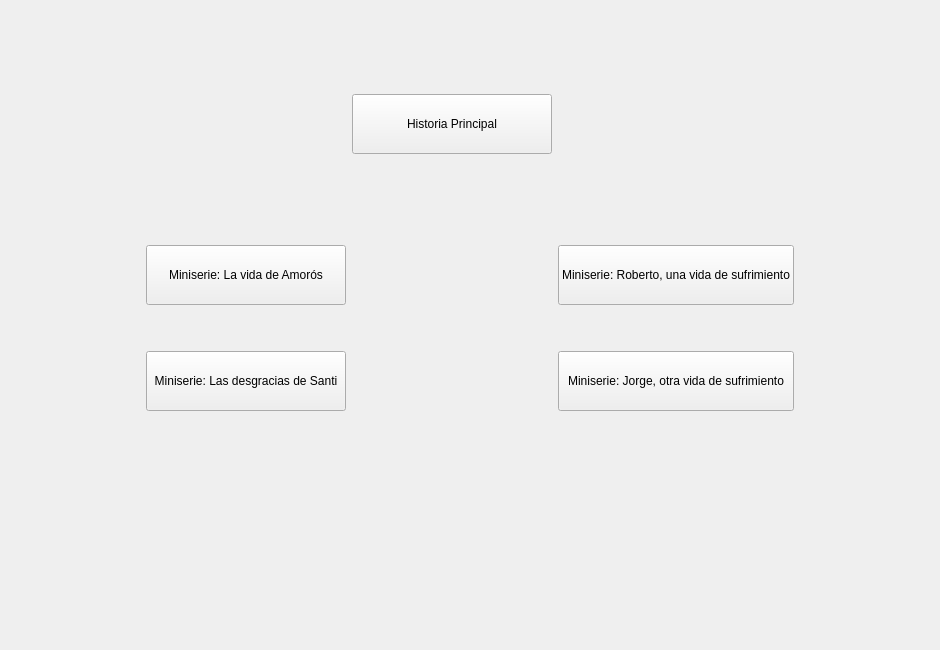
LORJIM/STI_The_Complete_Saga, file sti2.ui: the form before one commit.
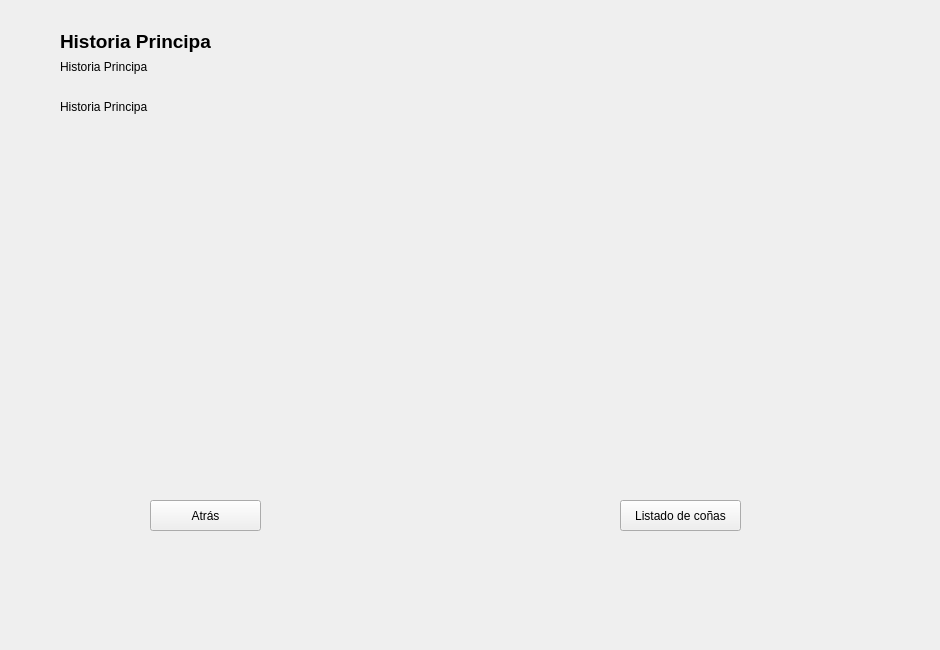
The form after the commit. The open tabs and pages were chosen to show the change.

Patch:
```diff
--- a/sti2.ui
+++ b/sti2.ui
@@ -271,6 +271,202 @@
     </item>
    </layout>
   </widget>
+  <widget class="QWidget" name="page_2">
+   <property name="minimumSize">
+    <size>
+     <width>640</width>
+     <height>480</height>
+    </size>
+   </property>
+   <widget class="QPushButton" name="pushButton_3">
+    <property name="geometry">
+     <rect>
+      <x>150</x>
+      <y>500</y>
+      <width>111</width>
+      <height>31</height>
+     </rect>
+    </property>
+    <property name="text">
+     <string>Atrás</string>
+    </property>
+   </widget>
+   <widget class="QLabel" name="label_3">
+    <property name="geometry">
+     <rect>
+      <x>60</x>
+      <y>100</y>
+      <width>461</width>
+      <height>271</height>
+     </rect>
+    </property>
+    <property name="text">
+     <string>Historia Principa</string>
+    </property>
+    <property name="alignment">
+     <set>Qt::AlignLeading|Qt::AlignLeft|Qt::AlignTop</set>
+    </property>
+    <property name="wordWrap">
+     <bool>true</bool>
+    </property>
+   </widget>
+   <widget class="QLabel" name="label">
+    <property name="geometry">
+     <rect>
+      <x>60</x>
+      <y>30</y>
+      <width>241</width>
+      <height>41</height>
+     </rect>
+    </property>
+    <property name="font">
+     <font>
+      <pointsize>14</pointsize>
+      <weight>75</weight>
+      <bold>true</bold>
+     </font>
+    </property>
+    <property name="text">
+     <string>Historia Principa</string>
+    </property>
+    <property name="alignment">
+     <set>Qt::AlignLeading|Qt::AlignLeft|Qt::AlignTop</set>
+    </property>
+    <property name="wordWrap">
+     <bool>true</bool>
+    </property>
+   </widget>
+   <widget class="QLabel" name="label_2">
+    <property name="geometry">
+     <rect>
+      <x>60</x>
+      <y>60</y>
+      <width>481</width>
+      <height>31</height>
+     </rect>
+    </property>
+    <property name="text">
+     <string>Historia Principa</string>
+    </property>
+    <property name="alignment">
+     <set>Qt::AlignLeading|Qt::AlignLeft|Qt::AlignTop</set>
+    </property>
+    <property name="wordWrap">
+     <bool>true</bool>
+    </property>
+   </widget>
+   <widget class="QPushButton" name="pushButton_7">
+    <property name="geometry">
+     <rect>
+      <x>620</x>
+      <y>500</y>
+      <width>121</width>
+      <height>31</height>
+     </rect>
+    </property>
+    <property name="text">
+     <string>Listado de coñas</string>
+    </property>
+   </widget>
+  </widget>
+  <widget class="QWidget" name="page_3">
+   <widget class="QPushButton" name="pushButton_8">
+    <property name="geometry">
+     <rect>
+      <x>170</x>
+      <y>500</y>
+      <width>111</width>
+      <height>31</height>
+     </rect>
+    </property>
+    <property name="text">
+     <string>Atrás</string>
+    </property>
+   </widget>
+   <widget class="QLabel" name="labelDESC">
+    <property name="geometry">
+     <rect>
+      <x>80</x>
+      <y>100</y>
+      <width>461</width>
+      <height>101</height>
+     </rect>
+    </property>
+    <property name="text">
+     <string>Encima de que no hace nada en clase, en el recreo se sienta en el pasillo al lado de la puerta y se pone a comerse su bocadillo y a beber su lata de Nestea, tan pancho, viendo la gente pasar. Como si esto no fuera poco, cuando va a tirar la lata, es tan torpe que no encesta en la papelera, rebota y le da a Paco, manchándole las pantorrillas del pantalón. Pero aún hay más, ese mismo día, Amorós, intentando gastar una broma, provoca un accidente entre Sonia y Óscar, dejando tuerto a este último.</string>
+    </property>
+    <property name="alignment">
+     <set>Qt::AlignLeading|Qt::AlignLeft|Qt::AlignTop</set>
+    </property>
+    <property name="wordWrap">
+     <bool>true</bool>
+    </property>
+   </widget>
+   <widget class="QLabel" name="labelTITU">
+    <property name="geometry">
+     <rect>
+      <x>80</x>
+      <y>30</y>
+      <width>391</width>
+      <height>41</height>
+     </rect>
+    </property>
+    <property name="font">
+     <font>
+      <pointsize>14</pointsize>
+      <weight>75</weight>
+      <bold>true</bold>
+     </font>
+    </property>
+    <property name="text">
+     <string>Miniserie: La vida de Amorós</string>
+    </property>
+    <property name="alignment">
+     <set>Qt::AlignLeading|Qt::AlignLeft|Qt::AlignTop</set>
+    </property>
+    <property name="wordWrap">
+     <bool>true</bool>
+    </property>
+   </widget>
+   <widget class="QLabel" name="labelCAP">
+    <property name="geometry">
+     <rect>
+      <x>80</x>
+      <y>71</y>
+      <width>481</width>
+      <height>20</height>
+     </rect>
+    </property>
+    <property name="font">
+     <font>
+      <pointsize>11</pointsize>
+      <underline>true</underline>
+     </font>
+    </property>
+    <property name="text">
+     <string>Capítulo 1:</string>
+    </property>
+    <property name="alignment">
+     <set>Qt::AlignLeading|Qt::AlignLeft|Qt::AlignTop</set>
+    </property>
+    <property name="wordWrap">
+     <bool>true</bool>
+    </property>
+   </widget>
+   <widget class="QPushButton" name="pushButton_16">
+    <property name="geometry">
+     <rect>
+      <x>650</x>
+      <y>490</y>
+      <width>121</width>
+      <height>31</height>
+     </rect>
+    </property>
+    <property name="text">
+     <string>Siguiente Capítulo</string>
+    </property>
+   </widget>
+  </widget>
  </widget>
  <resources/>
  <connections/>
```
Left out of the diff: 3 changed lines with no effect on the pictures.
